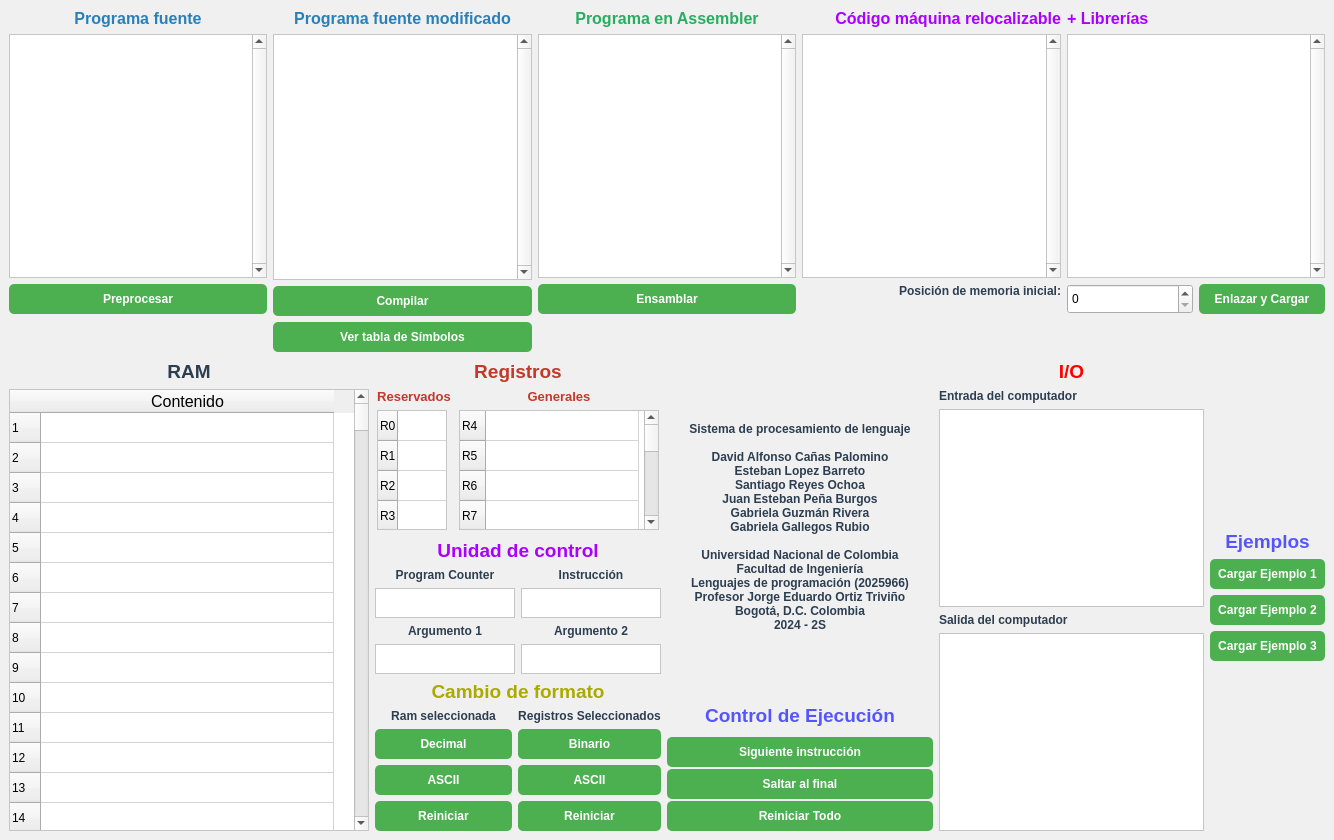
Old version of the form Taller2/Interfaz/gui/main_window.ui in the repository dcanasp/computer_internals.
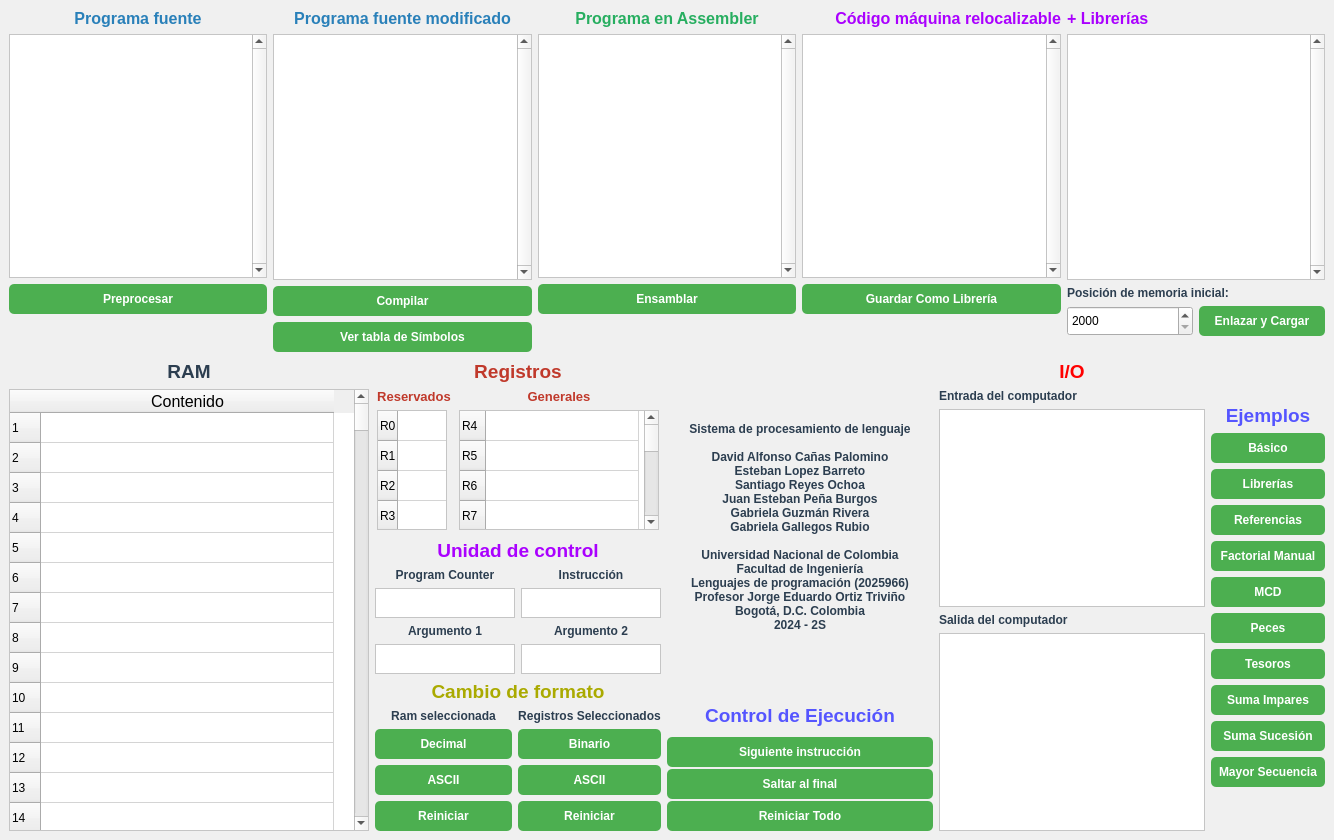
New version of the form.

Diff of the .ui file:
```diff
--- a/Taller2/Interfaz/gui/main_window.ui
+++ b/Taller2/Interfaz/gui/main_window.ui
@@ -411,15 +411,12 @@
          </widget>
         </item>
         <item>
-         <widget class="QLabel" name="label_6">
-          <property name="sizePolicy">
-           <sizepolicy hsizetype="MinimumExpanding" vsizetype="Fixed">
-            <horstretch>0</horstretch>
-            <verstretch>0</verstretch>
-           </sizepolicy>
+         <widget class="QPushButton" name="button_saveAsLib">
+          <property name="toolTip">
+           <string>&lt;html&gt;&lt;head/&gt;&lt;body&gt;&lt;p&gt;No implementado&lt;/p&gt;&lt;/body&gt;&lt;/html&gt;</string>
           </property>
           <property name="text">
-           <string>&lt;html&gt;&lt;head/&gt;&lt;body&gt;&lt;p align=&quot;right&quot;&gt;Posición de memoria inicial:&lt;/p&gt;&lt;/body&gt;&lt;/html&gt;</string>
+           <string>Guardar Como Librería</string>
           </property>
          </widget>
         </item>
@@ -434,7 +431,7 @@
           <property name="sizeHint" stdset="0">
            <size>
             <width>20</width>
-            <height>56</height>
+            <height>40</height>
            </size>
           </property>
          </spacer>
@@ -481,6 +478,19 @@
           </property>
          </widget>
         </item>
+        <item>
+         <widget class="QLabel" name="label_6">
+          <property name="sizePolicy">
+           <sizepolicy hsizetype="MinimumExpanding" vsizetype="Fixed">
+            <horstretch>0</horstretch>
+            <verstretch>0</verstretch>
+           </sizepolicy>
+          </property>
+          <property name="text">
+           <string>&lt;html&gt;&lt;head/&gt;&lt;body&gt;&lt;p&gt;Posición de memoria inicial:&lt;/p&gt;&lt;/body&gt;&lt;/html&gt;</string>
+          </property>
+         </widget>
+        </item>
         <item>
          <layout class="QHBoxLayout" name="horizontalLayout_2">
           <property name="sizeConstraint">
@@ -500,6 +510,9 @@
               <height>30</height>
              </size>
             </property>
+            <property name="minimum">
+             <number>2000</number>
+            </property>
             <property name="maximum">
              <number>8192</number>
             </property>
@@ -540,7 +553,7 @@
           <property name="sizeHint" stdset="0">
            <size>
             <width>20</width>
-            <height>40</height>
+            <height>18</height>
            </size>
           </property>
          </spacer>
@@ -9716,7 +9729,7 @@
       <item>
        <layout class="QVBoxLayout" name="layexm">
         <item>
-         <spacer name="verticalSpacer">
+         <spacer name="verticalSpacer_8">
           <property name="orientation">
            <enum>Qt::Orientation::Vertical</enum>
           </property>
@@ -9738,26 +9751,75 @@
         <item>
          <widget class="QPushButton" name="button_cargar_ex1">
           <property name="text">
-           <string>Cargar Ejemplo 1</string>
+           <string>Básico</string>
           </property>
          </widget>
         </item>
         <item>
          <widget class="QPushButton" name="button_cargar_ex2">
           <property name="text">
-           <string>Cargar Ejemplo 2</string>
+           <string>Librerías</string>
           </property>
          </widget>
         </item>
         <item>
          <widget class="QPushButton" name="button_cargar_ex3">
           <property name="text">
-           <string>Cargar Ejemplo 3</string>
+           <string>Referencias</string>
           </property>
          </widget>
         </item>
         <item>
-         <spacer name="verticalSpacer_8">
+         <widget class="QPushButton" name="button_cargar_ex04">
+          <property name="text">
+           <string>Factorial Manual</string>
+          </property>
+         </widget>
+        </item>
+        <item>
+         <widget class="QPushButton" name="button_cargar_ex05">
+          <property name="text">
+           <string>MCD</string>
+          </property>
+         </widget>
+        </item>
+        <item>
+         <widget class="QPushButton" name="button_cargar_ex06">
+          <property name="text">
+           <string>Peces</string>
+          </property>
+         </widget>
+        </item>
+        <item>
+         <widget class="QPushButton" name="button_cargar_ex07">
+          <property name="text">
+           <string>Tesoros</string>
+          </property>
+         </widget>
+        </item>
+        <item>
+         <widget class="QPushButton" name="button_cargar_ex08">
+          <property name="text">
+           <string>Suma Impares</string>
+          </property>
+         </widget>
+        </item>
+        <item>
+         <widget class="QPushButton" name="button_cargar_ex09">
+          <property name="text">
+           <string>Suma Sucesión</string>
+          </property>
+         </widget>
+        </item>
+        <item>
+         <widget class="QPushButton" name="button_cargar_ex10">
+          <property name="text">
+           <string>Mayor Secuencia</string>
+          </property>
+         </widget>
+        </item>
+        <item>
+         <spacer name="verticalSpacer">
           <property name="orientation">
            <enum>Qt::Orientation::Vertical</enum>
           </property>
```
Left out of the diff: 61 changed lines with no effect on the pictures.
